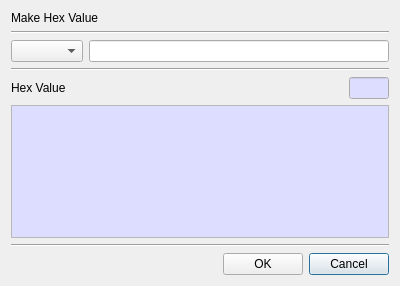
Old version of the form BerEditor/make_value_dlg.ui in the repository jykim74/BerEditor.
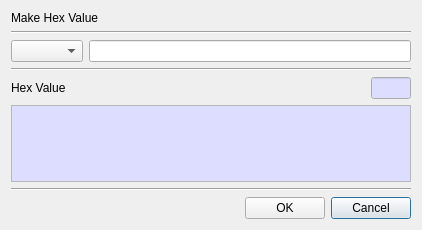
New version of the form.

The edit to the form file:
```diff
--- a/BerEditor/make_value_dlg.ui
+++ b/BerEditor/make_value_dlg.ui
@@ -6,8 +6,8 @@
    <rect>
     <x>0</x>
     <y>0</y>
-    <width>400</width>
-    <height>286</height>
+    <width>418</width>
+    <height>230</height>
    </rect>
   </property>
   <property name="windowTitle">
@@ -117,6 +117,12 @@
    </item>
    <item>
     <widget class="QPlainTextEdit" name="mHexText">
+     <property name="minimumSize">
+      <size>
+       <width>400</width>
+       <height>0</height>
+      </size>
+     </property>
      <property name="palette">
       <palette>
        <active>
```
